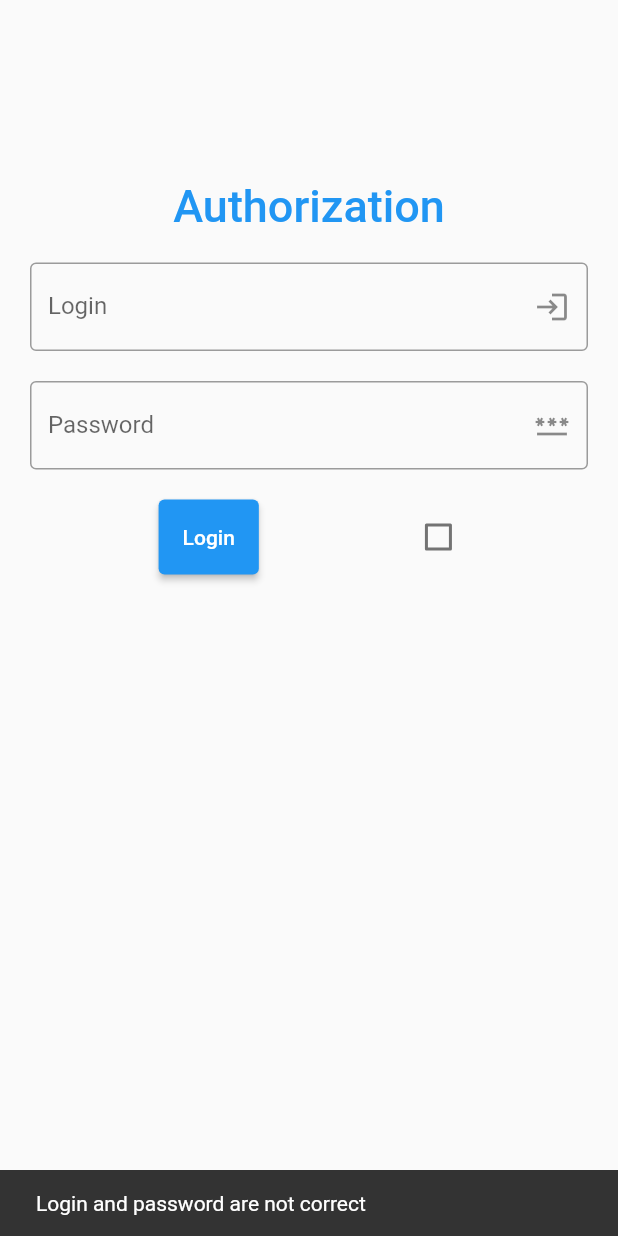
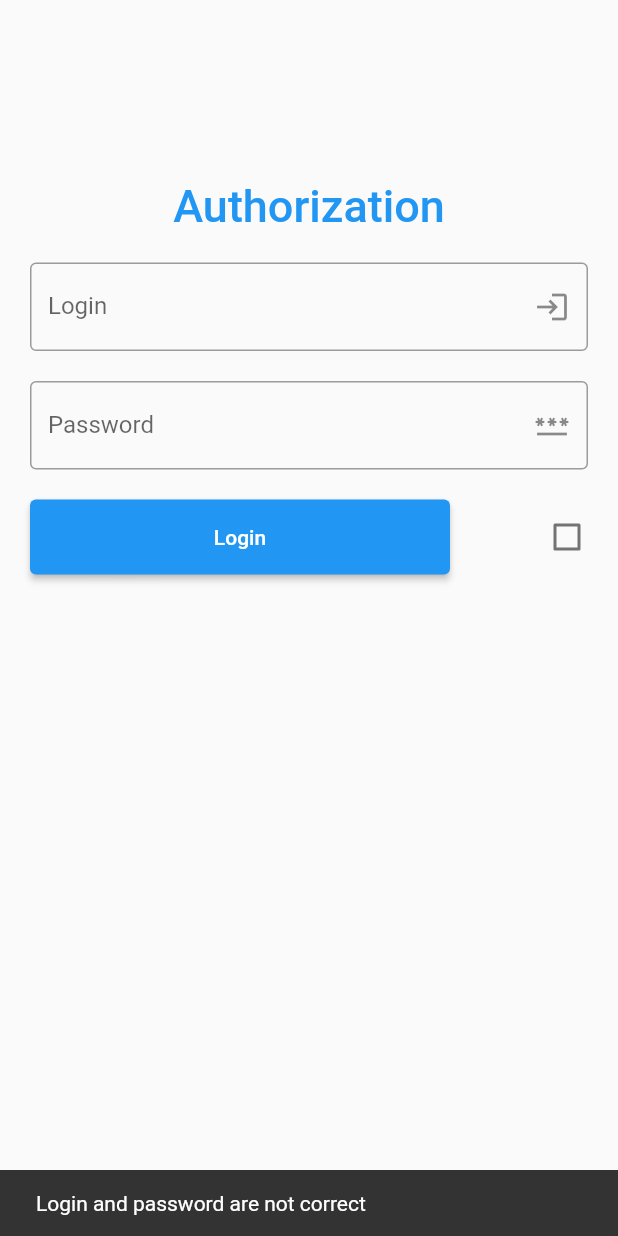
Before and after one commit to Serg8787/flutter_course_one, a Flutter app: the screen it shows after launch, after a tap on "Login", on a phone screen of 412 x 824 dp. Run offline on Flutter 3.47's test engine with Material 2 defaults, Android fonts, the phone set to English and light mode, and no system bars; our stand-ins replace shared_preferences; missing offline and left inert: dart:ffi.

```diff
--- a/lib/screens/login_screen.dart
+++ b/lib/screens/login_screen.dart
@@ -2,6 +2,7 @@ import 'dart:ffi';
 
 import 'package:flutter/material.dart';
 import 'package:flutter/services.dart';
+import 'package:flutter_course_one/PreferenceService.dart';
 import 'package:flutter_course_one/screens/welcome_dart.dart';
 import 'package:shared_preferences/shared_preferences.dart';
 
@@ -15,21 +16,11 @@ class LoginScreenState extends State<LoginScreen> {
   TextEditingController nameController = TextEditingController();
   TextEditingController passwordController = TextEditingController();
   bool? isCheckedCheckBox = false;
-  static const adminKey = "adminData";
 
 
-  Future setBoolFromCheckBox(bool isCheckBox) async {
-    var prefs =await SharedPreferences.getInstance();
-    prefs.setBool(adminKey,isCheckBox);
-  }
-  @override
-  void initState() {
-    WidgetsFlutterBinding.ensureInitialized();
+  final _preferenceService = PreferenceService();
 
-    // TODO: implement initState
-    super.initState();
-    setBoolFromCheckBox(false);
-  }
+
 
   @override
   Widget build(BuildContext context) {
@@ -78,10 +69,11 @@ class LoginScreenState extends State<LoginScreen> {
                 height: 20,
               ),
               Row(
-                mainAxisAlignment: MainAxisAlignment.spaceEvenly,
+                mainAxisAlignment: MainAxisAlignment.spaceBetween,
                 children: [
                   Container(
                     height: 50,
+                    width: 300,
                     padding: const EdgeInsets.fromLTRB(10, 0, 10, 0),
                     child: ElevatedButton(
                       child: const Text('Login'),
@@ -108,8 +100,10 @@ class LoginScreenState extends State<LoginScreen> {
                           if(isCheckedCheckBox ==true &&
                               nameController.text == "admin"&&
                           passwordController.text=="12345"){
-                            setBoolFromCheckBox(isCheckedCheckBox!);
-                            print(setBoolFromCheckBox(isCheckedCheckBox!));
+                            _preferenceService.setData(isCheckedCheckBox!);
+                            print(_preferenceService.setData(isCheckedCheckBox!));
+                           _preferenceService.setData(isCheckedCheckBox!).then((value) =>
+                           print("login + $isCheckedCheckBox"));
                           }
                         }),
                   ),
```
Also changed, not shown: lib/PreferenceService.dart (added, +21 -0 lines), lib/screens/welcome_dart.dart (+5 -3 lines).
